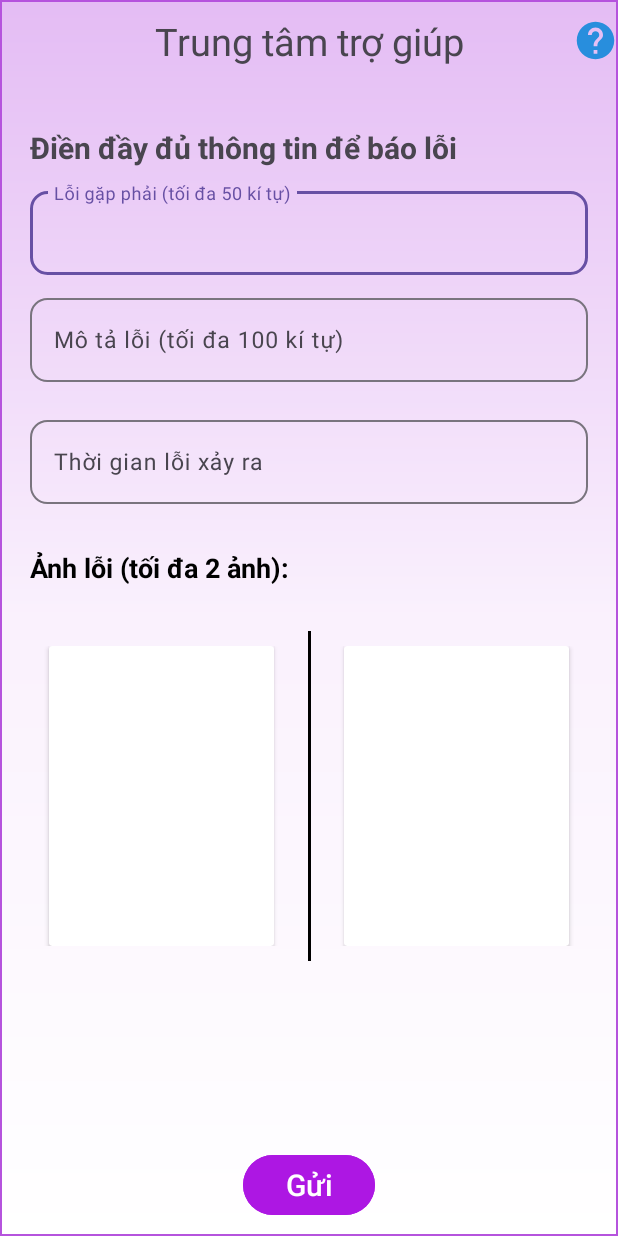
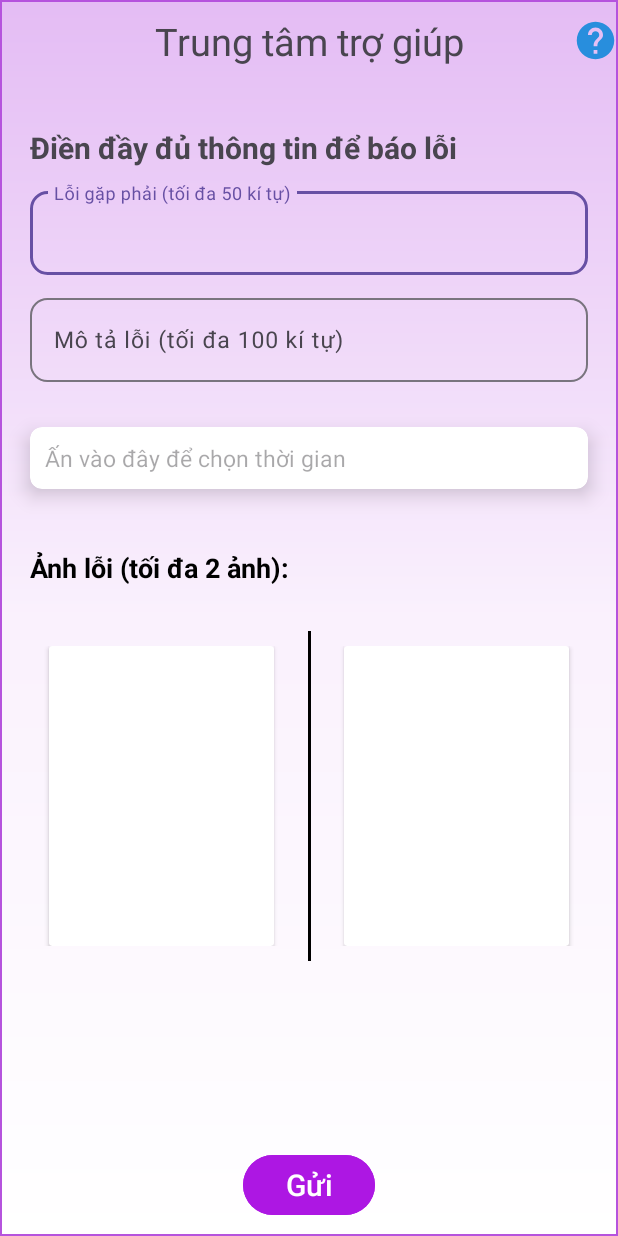
Before and after one commit to lebatinh/CantinOnline, an Android app: the HelpActivity screen opened directly, with no data from a screen before it, after a tap on "Gửi", on a phone screen of 412 x 824 dp. Run offline under Robolectric (Android 15) with nearby library versions, the light colour scheme and no system bars; 3 other taps on this screen came first.

Commit message:
update pick time dialog

```diff
--- a/app/src/main/java/com/example/startopenapp/main/account/RegisterInfo.java
+++ b/app/src/main/java/com/example/startopenapp/main/account/RegisterInfo.java
@@ -6,6 +6,7 @@ import static com.example.startopenapp.display_manager.ImageHelper.openGallery;
 import static com.example.startopenapp.display_manager.ImageHelper.requestCameraPermission;
 import static com.example.startopenapp.display_manager.ImageHelper.requestGalleryPermission;
 import static com.example.startopenapp.display_manager.TimeHelper.getFormattedTime;
+import static com.example.startopenapp.display_manager.TimeHelper.showDatePickerDialog;
 
 import android.app.Activity;
 import android.content.Intent;
@@ -40,8 +41,8 @@ import java.util.Map;
 public class RegisterInfo extends AppCompatActivity {
     private RetrofitManager retrofitManagerRI;
     private ImageView imgAvtRI, imgStdIDCardRI;
-    private TextView tvIDRI, tvPhoneRI, tvNameRI;
-    private EditText tvBirthdayRI, tvAddressRI, tvHometownRI;
+    private TextView tvIDRI, tvPhoneRI, tvNameRI, tvBirthdayRI;
+    private EditText tvAddressRI, tvHometownRI;
     private Button btnConfirmRI;
     private String accId;
     private NetworkChangeReceiver networkChangeReceiver;
@@ -62,6 +63,7 @@ public class RegisterInfo extends AppCompatActivity {
 
         imgAvtRI.setOnClickListener(view -> showImageSelectorDialog(RegisterInfo.this, imgAvtRI));
         imgStdIDCardRI.setOnClickListener(view -> showImageSelectorDialog(RegisterInfo.this, imgStdIDCardRI));
+        tvBirthdayRI.setOnClickListener(view -> showDatePickerDialog(RegisterInfo.this, tvBirthdayRI));
         networkChangeReceiver = new NetworkChangeReceiver();
     }
 
--- a/app/src/main/java/com/example/startopenapp/main/main_screen/account/HelpActivity.java
+++ b/app/src/main/java/com/example/startopenapp/main/main_screen/account/HelpActivity.java
@@ -5,10 +5,7 @@ import static com.example.startopenapp.display_manager.ImageHelper.openCamera;
 import static com.example.startopenapp.display_manager.ImageHelper.openGallery;
 import static com.example.startopenapp.display_manager.ImageHelper.requestCameraPermission;
 import static com.example.startopenapp.display_manager.ImageHelper.requestGalleryPermission;
-
-import androidx.annotation.NonNull;
-import androidx.appcompat.app.AlertDialog;
-import androidx.appcompat.app.AppCompatActivity;
+import static com.example.startopenapp.display_manager.TimeHelper.showTimeAndDatePickerDialog;
 
 import android.app.Activity;
 import android.content.Intent;
@@ -19,7 +16,12 @@ import android.os.Bundle;
 import android.util.Log;
 import android.widget.Button;
 import android.widget.ImageView;
+import android.widget.TextView;
 import android.widget.Toast;
+
+import androidx.annotation.NonNull;
+import androidx.appcompat.app.AlertDialog;
+import androidx.appcompat.app.AppCompatActivity;
 
 import com.example.startopenapp.R;
 import com.example.startopenapp.display_manager.ImageHelper;
@@ -30,11 +32,13 @@ import com.google.android.material.textfield.TextInputEditText;
 
 import java.util.HashMap;
 import java.util.Map;
+import java.util.Objects;
 
 public class HelpActivity extends AppCompatActivity {
     RetrofitManager retrofitManagerHelp;
     String accId;
-    TextInputEditText edtError, edtDescribe, edtTime;
+    TextInputEditText edtError, edtDescribe;
+    TextView tvTime;
     ImageView imgError1, imgError2;
     Button btnGuiError;
     private NetworkChangeReceiver networkChangeReceiver;
@@ -57,12 +61,14 @@ public class HelpActivity extends AppCompatActivity {
             showImageSelectorDialog(HelpActivity.this, imgError2);
             imgError2.setBackground(null);
         });
+        tvTime.setOnClickListener(view -> showTimeAndDatePickerDialog(HelpActivity.this, tvTime));
+
         btnGuiError.setOnClickListener(view2 -> {
             // Gửi dữ liệu lên server
 
-            String error = edtError.getText().toString().trim();
-            String describeError = edtDescribe.getText().toString().trim();
-            String timeError = edtTime.getText().toString().trim();
+            String error = Objects.requireNonNull(edtError.getText()).toString().trim();
+            String describeError = Objects.requireNonNull(edtDescribe.getText()).toString().trim();
+            String timeError = tvTime.getText().toString().trim();
             String image1 = convertImageViewToBase64(imgError1);
             String image2 = convertImageViewToBase64(imgError2);
             if (!error.isEmpty() && !describeError.isEmpty() && !timeError.isEmpty() && image1 != null && image2 != null){
@@ -80,6 +86,7 @@ public class HelpActivity extends AppCompatActivity {
                 Toast.makeText(HelpActivity.this, "Bạn phải điền đầy đủ thông tin!", Toast.LENGTH_SHORT).show();
             }
         });
+
         networkChangeReceiver = new NetworkChangeReceiver();
     }
 
@@ -120,7 +127,7 @@ public class HelpActivity extends AppCompatActivity {
     private void initData() {
         edtError = findViewById(R.id.edtError);
         edtDescribe = findViewById(R.id.edtDescribe);
-        edtTime = findViewById(R.id.edtTime);
+        tvTime = findViewById(R.id.tvTime);
         imgError1 = findViewById(R.id.imgError1);
         imgError2 = findViewById(R.id.imgError2);
         btnGuiError = findViewById(R.id.btnGuiError);
--- a/app/src/main/java/com/example/startopenapp/retrofit/ConnectToServer.java
+++ b/app/src/main/java/com/example/startopenapp/retrofit/ConnectToServer.java
@@ -1,7 +1,7 @@
 package com.example.startopenapp.retrofit;
 
 public class ConnectToServer {
-    static String localhost = "192.168.3.86";
+    static String localhost = "192.168.3.87";
     static String insert_account_phpFilePath = "insert_account.php";
     static String insert_account_url = "http://" + localhost + "/cantin/insert_account.php/";
     static String select_account_phpFilePath = "select_account.php";
--- a/app/src/main/res/layout/activity_help.xml
+++ b/app/src/main/res/layout/activity_help.xml
@@ -89,24 +89,21 @@
                     android:textSize="@dimen/text_describe" />
             </com.google.android.material.textfield.TextInputLayout>
 
-            <com.google.android.material.textfield.TextInputLayout
+            <androidx.cardview.widget.CardView
                 android:layout_width="match_parent"
                 android:layout_height="wrap_content"
-                android:layout_marginStart="20dp"
-                android:layout_marginTop="10dp"
-                android:layout_marginEnd="20dp"
-                android:layout_marginBottom="10dp"
-                android:hint="@string/error_time_hint"
-                app:shapeAppearanceOverlay="@style/corner_20">
-
-                <com.google.android.material.textfield.TextInputEditText
-                    android:id="@+id/edtTime"
+                android:layout_margin="20dp"
+                app:cardElevation="8dp"
+                app:cardCornerRadius="8dp">
+                <TextView
+                    android:id="@+id/tvTime"
+                    android:textSize="@dimen/text_describe"
+                    android:textColor="@color/black"
+                    android:hint="@string/select_time"
                     android:layout_width="match_parent"
-                    android:layout_height="wrap_content"
-                    android:maxLength="30"
-                    android:textColor="@color/black"
-                    android:textSize="@dimen/text_describe" />
-            </com.google.android.material.textfield.TextInputLayout>
+                    android:layout_margin="10dp"
+                    android:layout_height="wrap_content"/>
+            </androidx.cardview.widget.CardView>
 
             <TextView
                 android:layout_width="wrap_content"
--- a/app/src/main/res/layout/activity_home.xml
+++ b/app/src/main/res/layout/activity_home.xml
@@ -19,6 +19,6 @@
         android:layout_alignParentBottom="true"
         app:itemIconTint="@color/home_nav"
         app:itemTextColor="@color/home_nav"
-        android:backgroundTint="#F1C2F0"
+        android:background="#4D43CD"
         app:menu="@menu/home_nav" />
 </RelativeLayout>
--- a/app/src/main/res/values/strings.xml
+++ b/app/src/main/res/values/strings.xml
@@ -29,7 +29,7 @@
     <string name="use_now"><font color="#FF0000">Dùng ngay</font></string>
     <string name="notification">Thông báo</string>
     <string name="transaction_history">Lịch sử GD</string>
-    <string name="home">Home</string>
+    <string name="home">Trang chủ</string>
     <string name="account">Tôi</string>
     <string name="noverify">Chưa xác thực! Hãy xác thực thông tin tài khoản để được hỗ trợ các vấn đề về tài khoản và sử dụng các dịch vụ khác trong ứng dụng.</string>
     <string name="verified">Đã xác thực Bạn sẽ được chúng tôi hỗ trợ các vấn đề về tài khoản và được phép sử dụng các dịch vụ khác trong ứng dụng.</string>
@@ -165,4 +165,5 @@
     <string name="important">Quan trọng</string>
     <string name="incentives">Ưu đãi</string>
     <string name="interact">Tương tác</string>
+    <string name="select_time">Ấn vào đây để chọn thời gian</string>
 </resources>
```
Also changed, not shown: app/src/main/java/com/example/startopenapp/display_manager/TimeHelper.java (+55 -6 lines), app/src/main/res/layout/activity_register_info.xml (+4 -4 lines), 1 other file.
